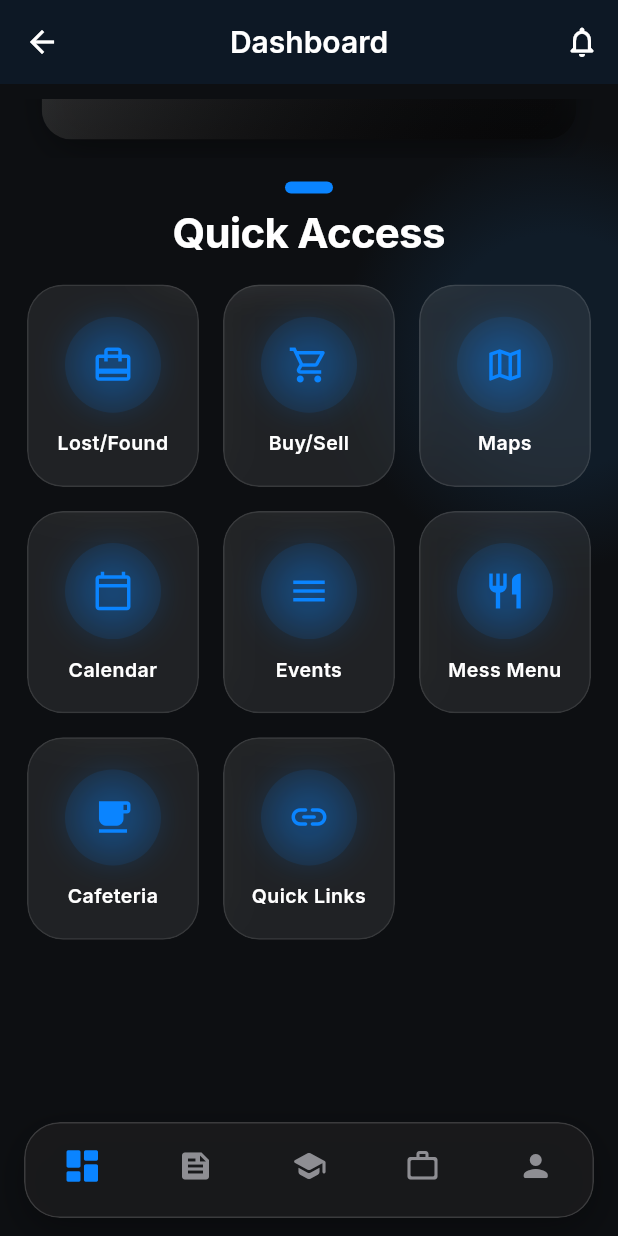
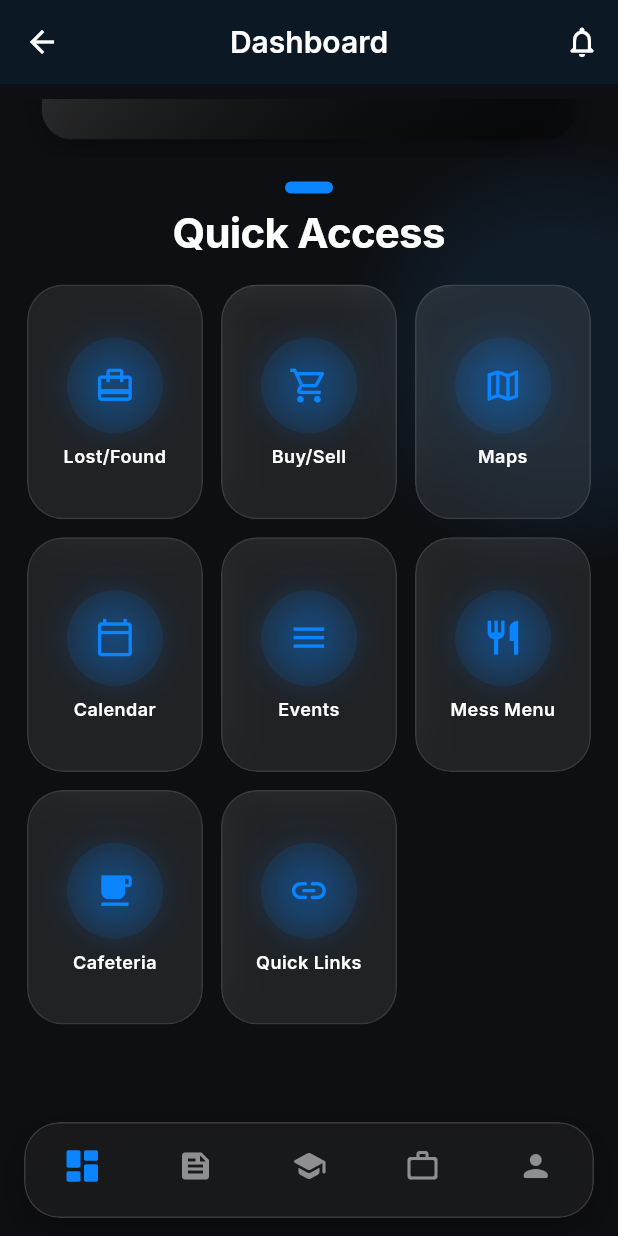
Before and after one commit to shubhxtech/InstituteApp, a Flutter app: the HomePage screen opened directly with empty values, scrolled down 189 dp, on a phone screen of 412 x 824 dp. Run offline on Flutter 3.47's test engine with Material 3 defaults, Android fonts, the light colour scheme and no system bars; drawn by our look-alikes of cached_network_image, carousel_slider; our stand-ins replace bloc, equatable, file_picker, flutter_bloc, flutter_secure_storage, fluttertoast and 4 more; missing offline and left inert: bcrypt, flutter_cached_pdfview; accounts and stored records are empty; network calls fail.

Commit message:
fix overflow error

```diff
--- a/InstituteApp/lib/features/home/presentation/pages/dashboard.dart
+++ b/InstituteApp/lib/features/home/presentation/pages/dashboard.dart
@@ -277,11 +277,11 @@ class _DashboardState extends State<Dashboard> {
             child: GridView.count(
               crossAxisCount: 3,
               physics: const NeverScrollableScrollPhysics(),
-              mainAxisSpacing: 16,
-              crossAxisSpacing: 16,
+              mainAxisSpacing: 12,
+              crossAxisSpacing: 12,
               shrinkWrap: true,
               primary: false,
-              childAspectRatio: 0.85,
+              childAspectRatio: 0.75,
             children: [
               for (int i = 0; i < items.length; i++)
                 DashboardCard(
--- a/InstituteApp/lib/features/home/presentation/widgets/dashboard_card.dart
+++ b/InstituteApp/lib/features/home/presentation/widgets/dashboard_card.dart
@@ -13,17 +13,17 @@ class DashboardCard extends StatefulWidget {
     required this.title,
     required this.icon,
     required this.onTap,
-    this.maxLines = 1,
+    this.maxLines = 2,
   });
 
   @override
   State<DashboardCard> createState() => _DashboardCardState();
 }
 
-class _DashboardCardState extends State<DashboardCard> with SingleTickerProviderStateMixin {
+class _DashboardCardState extends State<DashboardCard>
+    with SingleTickerProviderStateMixin {
   late AnimationController _controller;
   late Animation<double> _scaleAnimation;
-  late Animation<double> _fanAnimation;
 
   @override
   void initState() {
@@ -34,9 +34,6 @@ class _DashboardCardState extends State<DashboardCard> with SingleTickerProvider
     );
     _scaleAnimation = Tween<double>(begin: 1.0, end: 0.95).animate(
       CurvedAnimation(parent: _controller, curve: Curves.easeInOut),
-    );
-    _fanAnimation = Tween<double>(begin: 0.0, end: 1.0).animate(
-      CurvedAnimation(parent: _controller, curve: Curves.easeOutBack),
     );
   }
 
@@ -60,13 +57,27 @@ class _DashboardCardState extends State<DashboardCard> with SingleTickerProvider
         builder: (context, child) {
           return Transform.scale(
             scale: _scaleAnimation.value,
-            child: GlassContainer(
+            // LayoutBuilder lets us compute a responsive icon radius
+            // based on the actual cell height supplied by the GridView.
+            child: LayoutBuilder(
+              builder: (context, constraints) {
+                // Reserve space: vertical padding (8*2) + gap (8) + text (~32)
+                final double reservedPx = 8 + 8 + 8 + 32;
+                final double availableForIcon =
+                    constraints.maxHeight - reservedPx;
+                // Clamp radius between 24 and 32 logical pixels
+                final double radius =
+                    (availableForIcon / 2).clamp(22.0, 32.0);
+
+                return GlassContainer(
                   borderRadius: BorderRadius.circular(24),
-              padding: const EdgeInsets.symmetric(horizontal: 12, vertical: 16),
+                  padding: const EdgeInsets.symmetric(
+                      horizontal: 8, vertical: 8),
                   child: Column(
                     mainAxisAlignment: MainAxisAlignment.center,
                     crossAxisAlignment: CrossAxisAlignment.center,
-                mainAxisSize: MainAxisSize.min,
+                    // Use max so the GridView cell constrains us, not content
+                    mainAxisSize: MainAxisSize.max,
                     children: [
                       Hero(
                         tag: 'icon-${widget.title}',
@@ -75,88 +86,90 @@ class _DashboardCardState extends State<DashboardCard> with SingleTickerProvider
                             shape: BoxShape.circle,
                             boxShadow: [
                               BoxShadow(
-                            color: Theme.of(context).primaryColor.withOpacity(0.3),
+                                color: Theme.of(context)
+                                    .primaryColor
+                                    .withOpacity(0.3),
                                 blurRadius: 20,
                                 spreadRadius: -5,
                               )
-                        ]
+                            ],
                           ),
                           child: CircleAvatar(
-                        backgroundColor: widget.icon.runtimeType == IconData
-                            ? Theme.of(context).primaryColor.withOpacity(0.1)
+                            backgroundColor:
+                                widget.icon.runtimeType == IconData
+                                    ? Theme.of(context)
+                                        .primaryColor
+                                        .withOpacity(0.1)
                                     : Colors.white,
-                        radius: 32,
+                            radius: radius,
                             child: widget.icon.runtimeType == IconData
-                            ? Icon(widget.icon,
-                                size: 28,
-                                color: Theme.of(context).colorScheme.primary)
+                                ? Icon(
+                                    widget.icon,
+                                    // Icon scales proportionally with the avatar
+                                    size: radius * 0.85,
+                                    color: Theme.of(context)
+                                        .colorScheme
+                                        .primary,
+                                  )
                                 : ClipRRect(
-                              borderRadius: BorderRadius.circular(32),
+                                    borderRadius:
+                                        BorderRadius.circular(radius),
                                     child: CachedNetworkImage(
                                       imageUrl: widget.icon,
                                       fit: BoxFit.cover,
-                                  width: 64,
-                                  height: 64,
-                                  progressIndicatorBuilder: (context, url, progress) =>
+                                      width: radius * 2,
+                                      height: radius * 2,
+                                      progressIndicatorBuilder:
+                                          (context, url, progress) =>
                                               Center(
                                         child: CircularProgressIndicator(
                                           value: progress.progress,
-                                      color: Theme.of(context).colorScheme.onPrimary,
+                                          color: Theme.of(context)
+                                              .colorScheme
+                                              .onPrimary,
                                         ),
                                       ),
-                                  errorWidget: (context, object, stacktrace) {
-                                    return Icon(Icons.error_outline_rounded,
-                                        size: 28, color: Theme.of(context).primaryColor);
+                                      errorWidget:
+                                          (context, object, stacktrace) {
+                                        return Icon(
+                                            Icons.error_outline_rounded,
+                                            size: radius * 0.85,
+                                            color: Theme.of(context)
+                                                .primaryColor);
                                       },
                                     ),
                                   ),
                           ),
                         ),
                       ),
-                  const SizedBox(height: 12),
-                  Text(
+                      const SizedBox(height: 8),
+                      Flexible(
+                        child: Text(
                           widget.title,
                           textAlign: TextAlign.center,
+                          // Always allow 2 lines — prevents overflow on
+                          // long labels like "Lost/Found"
                           maxLines: widget.maxLines,
                           overflow: TextOverflow.ellipsis,
-                    style: Theme.of(context).textTheme.bodyMedium?.copyWith(
-                          fontSize: 13,
+                          style: Theme.of(context)
+                              .textTheme
+                              .bodyMedium
+                              ?.copyWith(
+                                fontSize: 12,
                                 fontWeight: FontWeight.w600,
                                 letterSpacing: 0.3,
                                 height: 1.2,
                               ),
                         ),
+                      ),
                     ],
                   ),
+                );
+              },
             ),
           );
         },
       ),
     );
   }
-
-  Widget _buildStackLayer(BuildContext context, {required double offset, required double scale, required double rotation, required double opacity}) {
-    // Using a fixed size that matches roughly the card size, or let it be sized by the stack if possible.
-    // However, in a GridView, constraints are passed down.
-    // We can use a Container with same decoration but no child.
-    return Positioned(
-      top: -offset,
-      left: 0,
-      right: 0,
-      bottom: offset, // Pull up visually
-      child: Transform.rotate(
-        angle: rotation,
-        child: Transform.scale(
-          scale: scale,
-          child: Container(
-            decoration: BoxDecoration(
-              color: Theme.of(context).cardColor.withOpacity(opacity * 0.5),
-              borderRadius: BorderRadius.circular(24),
-              border: Border.all(color: Colors.white.withOpacity(0.05)),
-            ),
-          ),
-        ),
-      ),
-    );
 }
-}
--- a/InstituteApp/lib/features/home/presentation/widgets/quick_links_page.dart
+++ b/InstituteApp/lib/features/home/presentation/widgets/quick_links_page.dart
@@ -234,7 +234,7 @@ class QuickLinksPage extends StatelessWidget {
                     crossAxisSpacing: 10,
                     shrinkWrap: true,
                     primary: false,
-                    childAspectRatio: 1.1,
+                    childAspectRatio: 0.9,
                     children: [
                       for (int i = 0; i < iitMandiLinks[keys[idx]]!.length; i++)
                         DashboardCard(
```
Also changed, not shown: InstituteApp/lib/features/home/presentation/widgets/card.dart (+12 -4 lines). Lines whose indentation alone changed are shown as unchanged.
